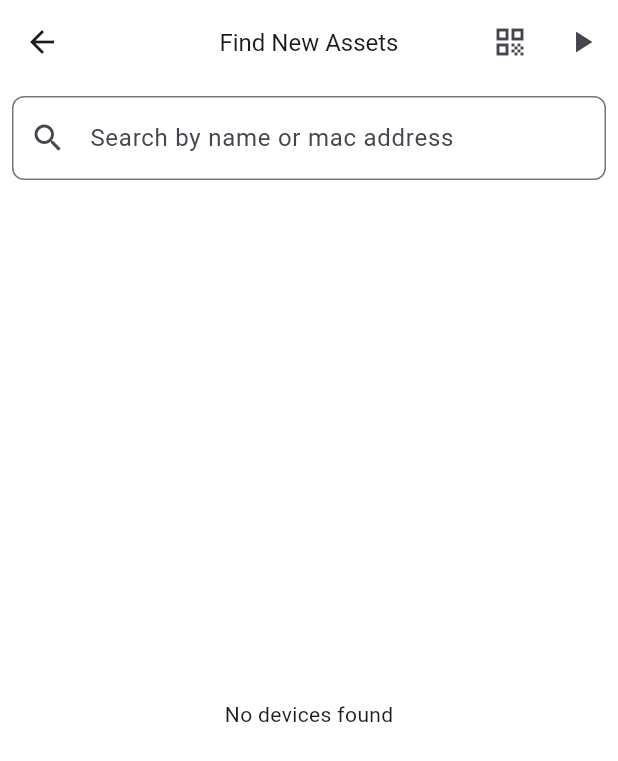
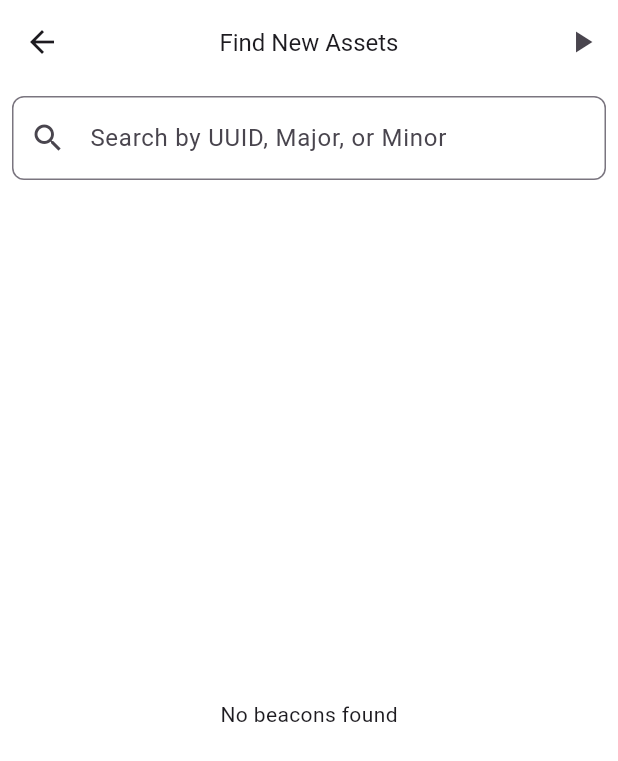
Before and after one commit to Naniteppala118/em_asset_keeper, a Flutter app: the screen it shows after launch, after a tap on the "play arrow" icon, on a phone screen of 412 x 824 dp. Shown: the top 761 px of the screen. Run offline on Flutter 3.47's test engine with Material 3 defaults, Android fonts, the phone set to English and light mode, and no system bars; our stand-ins replace flutter_blue_plus, flutter_local_notifications, go_router, permission_handler; missing offline and left inert: flutter_beacon, mobile_scanner.

Commit message:
view with beacons Added

```diff
--- /dev/null
+++ b/lib/features/find_new_assets/view/view_with_beacons.dart
@@ -0,0 +1,91 @@
+import 'package:em_asset_keeper/features/find_new_assets/view_model/find_new_assets_two_view_model.dart';
+import 'package:flutter/material.dart';
+import 'package:provider/provider.dart';
+
+class ViewWithBeacons extends StatelessWidget {
+  @override
+  Widget build(BuildContext context) {
+    return ChangeNotifierProvider(
+      create: (_) => FindNewAssetsTwoViewModel(),
+      child: Scaffold(
+        backgroundColor: Colors.white,
+        appBar: _buildAppBar(context),
+        body: Column(
+          children: [
+            _buildSearchField(context),
+            _buildBeaconsList(),
+          ],
+        ),
+      ),
+    );
+  }
+
+  AppBar _buildAppBar(BuildContext context) {
+    return AppBar(
+      backgroundColor: Colors.white,
+      title: const Text("Find New Assets", style: TextStyle(fontSize: 16)),
+      centerTitle: true,
+      actions: [
+        Consumer<FindNewAssetsTwoViewModel>(
+          builder: (context, viewModel, _) => IconButton(
+            icon: Icon(viewModel.isScanning ? Icons.pause : Icons.play_arrow),
+            onPressed: () {
+              viewModel.toggleScan();
+            },
+          ),
+        ),
+      ],
+    );
+  }
+
+  Widget _buildSearchField(BuildContext context) {
+    return Padding(
+      padding: const EdgeInsets.all(8.0),
+      child: Consumer<FindNewAssetsTwoViewModel>(
+        builder: (context, viewModel, _) {
+          return TextField(
+            onChanged: viewModel.updateSearchQuery,
+            decoration: InputDecoration(
+              hintText: 'Search by UUID, Major, or Minor',
+              prefixIcon: const Icon(Icons.search),
+              border: OutlineInputBorder(
+                borderRadius: BorderRadius.circular(8),
+              ),
+              suffixIcon: viewModel.searchQuery.isNotEmpty
+                  ? IconButton(
+                      icon: const Icon(Icons.clear),
+                      onPressed: () {
+                        viewModel.updateSearchQuery('');
+                      },
+                    )
+                  : null,
+            ),
+          );
+        },
+      ),
+    );
+  }
+
+  Widget _buildBeaconsList() {
+    return Expanded(
+      child: Consumer<FindNewAssetsTwoViewModel>(
+        builder: (context, viewModel, _) {
+          final beacons = viewModel.getFilteredBeacons();
+          return beacons.isEmpty
+              ? const Center(child: Text("No beacons found"))
+              : ListView.builder(
+                  itemCount: beacons.length,
+                  itemBuilder: (context, index) {
+                    final beacon = beacons[index];
+                    return ListTile(
+                      title: Text("UUID: ${beacon.proximityUUID}"),
+                      subtitle: Text("Major: ${beacon.major}, Minor: ${beacon.minor}"),
+                      trailing: Text("RSSI: ${beacon.rssi}"),
+                    );
+                  },
+                );
+        },
+      ),
+    );
+  }
+}
--- a/lib/features/find_new_assets/view_model/find_new_assets_two_view_model.dart
+++ b/lib/features/find_new_assets/view_model/find_new_assets_two_view_model.dart
@@ -1,5 +1,7 @@
-import 'package:em_asset_keeper/features/find_new_assets/model/bluetooth_device_model.dart';
+import 'dart:async';
+
 import 'package:flutter/material.dart';
+import 'package:flutter_beacon/flutter_beacon.dart';
 import 'package:flutter_blue_plus/flutter_blue_plus.dart';
 
 class FindNewAssetsTwoViewModel extends ChangeNotifier {
@@ -9,11 +11,44 @@ class FindNewAssetsTwoViewModel extends ChangeNotifier {
   bool _isScanning = false;
   bool get isScanning => _isScanning;
 
+  List<Beacon> _beacons = [];
+  List<Beacon> get beacons => _beacons;
+
   List<ScanResult> _devices = [];
   List<ScanResult> get devices => _devices;
 
   String _searchQuery = '';
   String get searchQuery => _searchQuery;
+
+  StreamSubscription<RangingResult>? _beaconSubscription;
+
+  Future<void> startBeaconScan() async {
+    // Initialize beacon scanning
+    await flutterBeacon.initializeScanning;
+
+    if (_isScanning) return;
+
+    _beacons.clear();
+    _isScanning = true;
+    notifyListeners();
+
+    final regions = <Region>[
+      Region(identifier: 'MyRegion', proximityUUID: 'XXXXXXXX-XXXX-XXXX-XXXX-XXXXXXXXXXXX'), // Replace with actual UUID
+    ];
+
+    _beaconSubscription = flutterBeacon.ranging(regions).listen((RangingResult result) {
+      _beacons = result.beacons;
+      notifyListeners();
+    });
+  }
+
+  void stopBeaconScan() {
+    if (!_isScanning) return;
+
+    _beaconSubscription?.cancel();
+    _isScanning = false;
+    notifyListeners();
+  }
 
   void togglePlayPause() {
     _isPlaying = !_isPlaying;
@@ -61,4 +96,15 @@ class FindNewAssetsTwoViewModel extends ChangeNotifier {
       device.device.id.toString().toLowerCase().contains(lowercaseQuery)
     ).toList();
   }
+
+  List<Beacon> getFilteredBeacons() {
+    if (_searchQuery.isEmpty) return _beacons;
+
+    final lowercaseQuery = _searchQuery.toLowerCase();
+    return _beacons.where((beacon) =>
+      beacon.proximityUUID.toLowerCase().contains(lowercaseQuery) ||
+      beacon.major.toString().contains(lowercaseQuery) ||
+      beacon.minor.toString().contains(lowercaseQuery)
+    ).toList();
+  }
 }
--- a/lib/features/splash/splash_view.dart
+++ b/lib/features/splash/splash_view.dart
@@ -1,5 +1,6 @@
 import 'package:em_asset_keeper/routes/route_list.dart';
 import 'package:em_asset_keeper/services/navigation_service.dart';
+import 'package:em_asset_keeper/services/permission_service.dart';
 import 'package:flutter/material.dart';
 
 class SplashScren extends StatefulWidget {
@@ -32,7 +33,7 @@ class _SplashScrenState extends State<SplashScren> {
 
   checkUserSession() async {
     await Future.delayed(const Duration(seconds: 3));
-    //await PermissionService.requestPermissionsSequentially();
+    await PermissionService.requestPermissionsSequentially();
 
 
     NavigationServices().replaceWith(RoutesLists.dashboard);
--- a/lib/main.dart
+++ b/lib/main.dart
@@ -1,13 +1,11 @@
 import 'package:em_asset_keeper/features/find_new_assets/view_model/find_new_assets_two_view_model.dart';
 import 'package:em_asset_keeper/routes/app_route.dart';
 import 'package:em_asset_keeper/services/notification_service.dart';
-import 'package:em_asset_keeper/services/permission_service.dart';
 import 'package:flutter/material.dart';
 import 'package:provider/provider.dart';
 
 void main() async {
   WidgetsFlutterBinding.ensureInitialized();
-  await PermissionService.requestPermissionsSequentially();
 
   await NotificationService.initialize();
 
--- a/lib/routes/app_route.dart
+++ b/lib/routes/app_route.dart
@@ -1,6 +1,7 @@
 import 'package:em_asset_keeper/features/dashboard/dashboard.dart';
 import 'package:em_asset_keeper/features/find_new_assets/view/bluetooth_scan_screen.dart';
 import 'package:em_asset_keeper/features/find_new_assets/view/find_new_assets_screen_two.dart';
+import 'package:em_asset_keeper/features/find_new_assets/view/view_with_beacons.dart';
 import 'package:em_asset_keeper/features/splash/splash_view.dart';
 import 'package:em_asset_keeper/routes/route_list.dart';
 import 'package:flutter/material.dart';
@@ -31,7 +32,7 @@ class AppRouter {
         GoRoute(
           path: RoutesLists.findNewAssetsTwo,
           builder: (BuildContext context, GoRouterState state) {
-            return  FindNewAssetsScreenTwo();
+            return  ViewWithBeacons();
           },
         ),
 
```
